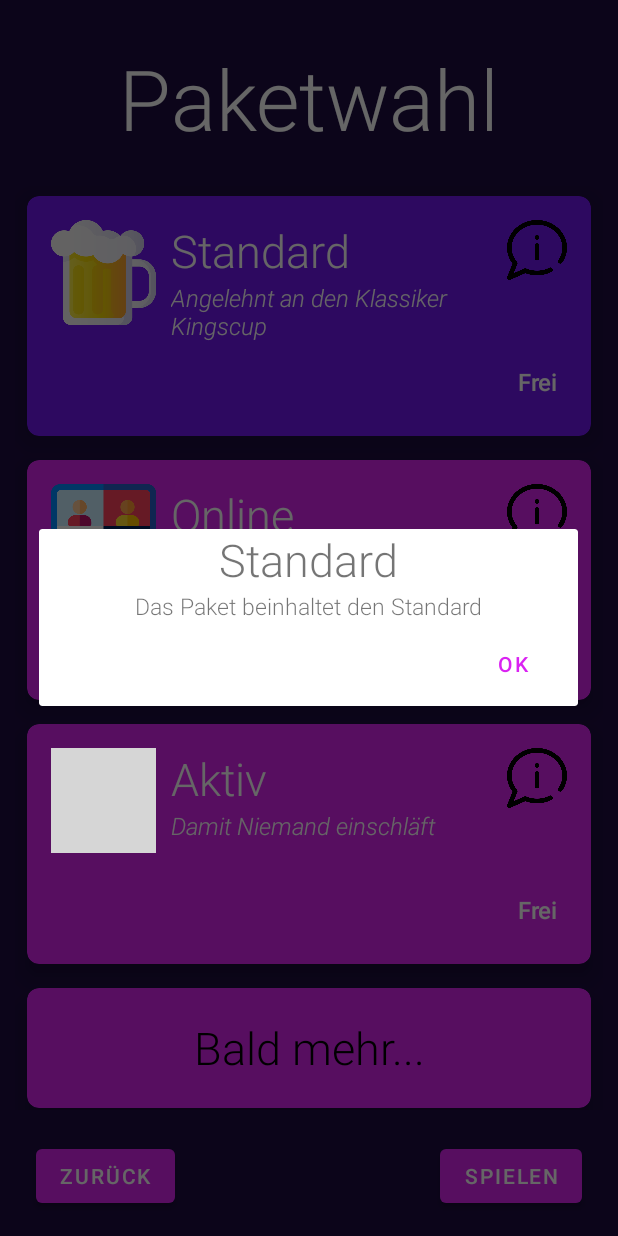
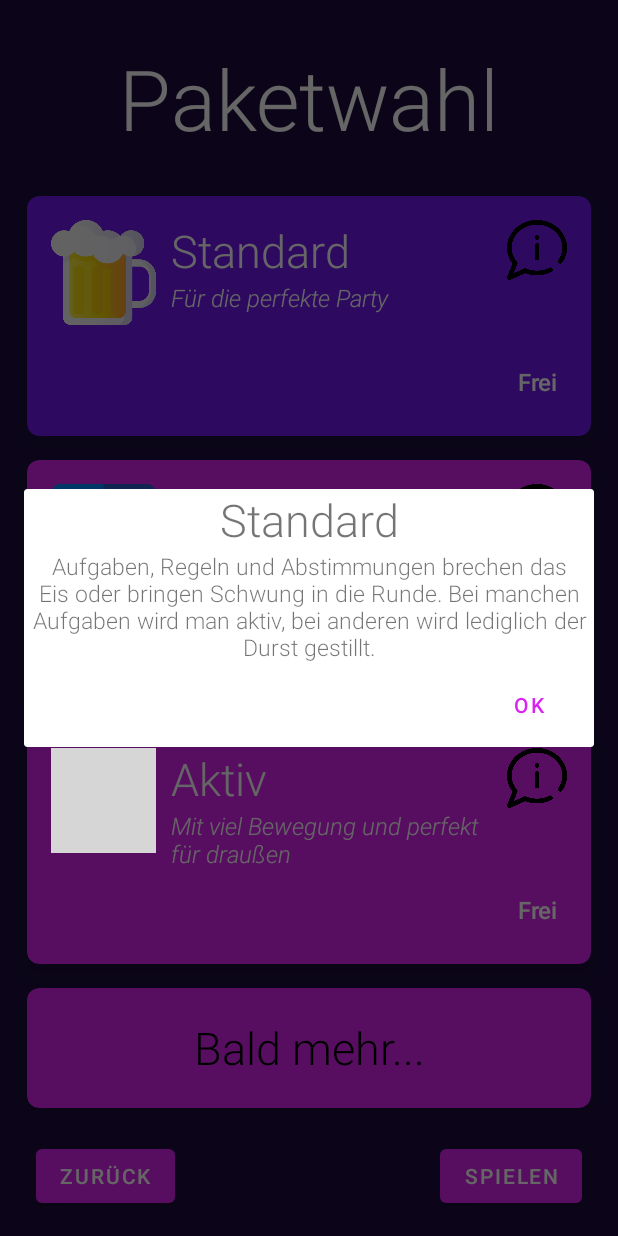
Before and after one commit to TomEckert00/Apps-Trinkspiel, an Android app: the PackageSelectionPage screen opened directly, with no data from a screen before it, after a tap on "Infobutton", on a phone screen of 412 x 824 dp. Run offline under Robolectric (Android 15) with nearby library versions, the phone set to English and light mode, and no system bars; 1 other tap on this screen came first; grey boxes are pictures that could not be loaded.

Commit message:
added package descriptions

```diff
--- a/app/src/main/res/values/strings.xml
+++ b/app/src/main/res/values/strings.xml
@@ -19,26 +19,23 @@
     <string name="groupActivity_nextButton">Weiter</string>
 
     <string name="packageActivity_header">Paketwahl</string>
-    <string name="packageActivity_players">Spieler: </string>
-    <string name="packageActivity_name_StandardPackage">Standardpaket</string>
-    <string name="packageActivity_name_OnlinePackage">Onlinepaket</string>
     <string name="packageActivity_previousButton">Zurück</string>
     <string name="packageActivity_startButton">Spielen</string>
 
     <string name="standardPaket_label">Standard</string>
-    <string name="standardPaket_sub">Angelehnt an den Klassiker Kingscup</string>
+    <string name="standardPaket_sub">Für die perfekte Party</string>
     <string name="standardPaket_price">Frei</string>
-    <string name="standardPaket_infoText">Das Paket beinhaltet den Standard</string>
+    <string name="standardPaket_infoText">Aufgaben, Regeln und Abstimmungen brechen das Eis oder bringen Schwung in die Runde. Bei manchen Aufgaben wird man aktiv, bei anderen wird lediglich der Durst gestillt.</string>
 
     <string name="onlinePaket_label">Online</string>
-    <string name="onlinePaket_sub">Für das perfekte online Sauferlebnis</string>
+    <string name="onlinePaket_sub">Für das online Meeting mit den Freunden</string>
     <string name="onlinePaket_price">Frei</string>
-    <string name="onlinePaket_infoText">Das Paket beinhaltet den Online</string>
+    <string name="onlinePaket_infoText">Auch wenn man sich mal nicht persönlich treffen kann, sorgen die Aufgaben für viel Spaß, Zusammenhalt und neue Herausforderungen.</string>
 
     <string name="activityPaket_label">Aktiv</string>
-    <string name="activityPaket_sub">Damit Niemand einschläft</string>
+    <string name="activityPaket_sub">Mit viel Bewegung und perfekt für draußen</string>
     <string name="activityPaket_price">Frei</string>
-    <string name="activityPaket_infoText">Das Paket beinhaltet den Aktivität</string>
+    <string name="activityPaket_infoText">Perfekt für einen coolen Abend im Freien oder für den nötigen Schwung bei einer Party. Viele witzige Aufgaben um ein bisschen Bewegung in euer Spiel zu bringen oder dafür zu sorgen, dass niemand einschläft.</string>
 
     <string name="packageActivity_ComingSoon">Bald mehr...</string>
 
```
